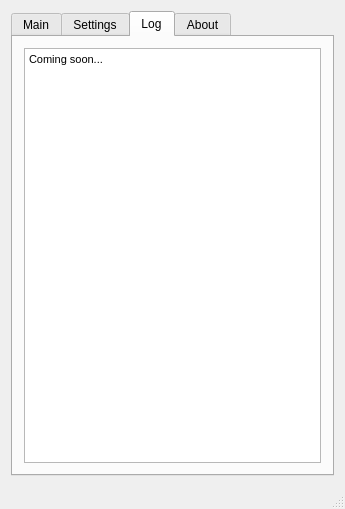
Above: dudestar.ui from Artemia76/dudestar before the change. Below: the same form after it.
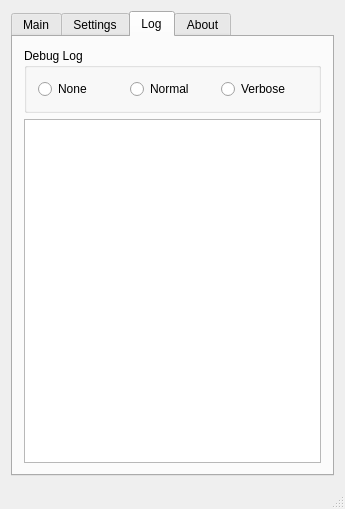
That is the form after the change. The open tabs and pages were chosen to show the change. Icons and pictures are not drawn.

Diff of the .ui file:
```diff
--- a/dudestar.ui
+++ b/dudestar.ui
@@ -947,14 +947,47 @@
         <string>Log</string>
        </attribute>
        <layout class="QGridLayout" name="gridLayout_6">
-        <item row="0" column="0">
-         <widget class="QTextBrowser" name="textLog">
-          <property name="html">
-           <string>&lt;!DOCTYPE HTML PUBLIC &quot;-//W3C//DTD HTML 4.0//EN&quot; &quot;http://www.w3.org/TR/REC-html40/strict.dtd&quot;&gt;
-&lt;html&gt;&lt;head&gt;&lt;meta name=&quot;qrichtext&quot; content=&quot;1&quot; /&gt;&lt;style type=&quot;text/css&quot;&gt;
-p, li { white-space: pre-wrap; }
-&lt;/style&gt;&lt;/head&gt;&lt;body style=&quot; font-family:'MS Shell Dlg 2'; font-size:8.25pt; font-weight:400; font-style:normal;&quot;&gt;
-&lt;p style=&quot; margin-top:0px; margin-bottom:0px; margin-left:0px; margin-right:0px; -qt-block-indent:0; text-indent:0px;&quot;&gt;&lt;span style=&quot; font-family:'Sans'; font-size:8pt;&quot;&gt;Coming soon...&lt;/span&gt;&lt;/p&gt;&lt;/body&gt;&lt;/html&gt;</string>
+        <item row="1" column="0">
+         <layout class="QVBoxLayout" name="verticalLayout">
+          <item>
+           <widget class="QGroupBox" name="groupBox">
+            <property name="title">
+             <string>Debug Log</string>
+            </property>
+            <layout class="QHBoxLayout" name="horizontalLayout_2">
+             <property name="sizeConstraint">
+              <enum>QLayout::SetMinimumSize</enum>
+             </property>
+             <item>
+              <widget class="QRadioButton" name="rb_filterNone">
+               <property name="text">
+                <string>None</string>
+               </property>
+              </widget>
+             </item>
+             <item>
+              <widget class="QRadioButton" name="rb_filterNormal">
+               <property name="text">
+                <string>Normal</string>
+               </property>
+              </widget>
+             </item>
+             <item>
+              <widget class="QRadioButton" name="rb_filterVerbose">
+               <property name="text">
+                <string>Verbose</string>
+               </property>
+              </widget>
+             </item>
+            </layout>
+           </widget>
+          </item>
+         </layout>
+        </item>
+        <item row="2" column="0">
+         <widget class="QPlainTextEdit" name="pteLogger">
+          <property name="readOnly">
+           <bool>true</bool>
           </property>
          </widget>
         </item>
```
Left out of the diff: 2 changed lines with no effect on the pictures.
